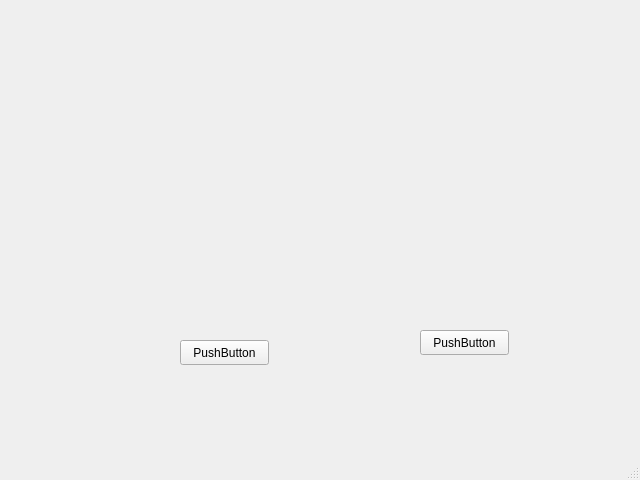
First picture: the form in src/resources/ui_mainwindow.ui, repository dongzeyuan/mvc_pyqt, before the edit.
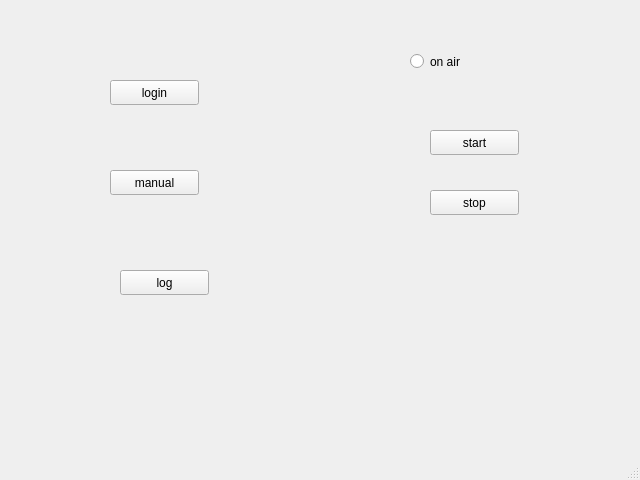
Second picture: the form after the edit.

```diff
--- a/src/resources/ui_mainwindow.ui
+++ b/src/resources/ui_mainwindow.ui
@@ -17,27 +17,79 @@
    <widget class="QPushButton" name="pushButton">
     <property name="geometry">
      <rect>
-      <x>180</x>
-      <y>340</y>
+      <x>110</x>
+      <y>80</y>
       <width>89</width>
       <height>25</height>
      </rect>
     </property>
     <property name="text">
-     <string>PushButton</string>
+     <string>login</string>
     </property>
    </widget>
    <widget class="QPushButton" name="pushButton_2">
     <property name="geometry">
      <rect>
-      <x>420</x>
-      <y>330</y>
+      <x>110</x>
+      <y>170</y>
       <width>89</width>
       <height>25</height>
      </rect>
     </property>
     <property name="text">
-     <string>PushButton</string>
+     <string>manual</string>
+    </property>
+   </widget>
+   <widget class="QPushButton" name="pushButton_start">
+    <property name="geometry">
+     <rect>
+      <x>430</x>
+      <y>130</y>
+      <width>89</width>
+      <height>25</height>
+     </rect>
+    </property>
+    <property name="text">
+     <string>start</string>
+    </property>
+   </widget>
+   <widget class="QPushButton" name="pushButton_stop">
+    <property name="geometry">
+     <rect>
+      <x>430</x>
+      <y>190</y>
+      <width>89</width>
+      <height>25</height>
+     </rect>
+    </property>
+    <property name="text">
+     <string>stop</string>
+    </property>
+   </widget>
+   <widget class="QRadioButton" name="radioButton_onair">
+    <property name="geometry">
+     <rect>
+      <x>410</x>
+      <y>50</y>
+      <width>112</width>
+      <height>23</height>
+     </rect>
+    </property>
+    <property name="text">
+     <string>on air</string>
+    </property>
+   </widget>
+   <widget class="QPushButton" name="pushButton_log">
+    <property name="geometry">
+     <rect>
+      <x>120</x>
+      <y>270</y>
+      <width>89</width>
+      <height>25</height>
+     </rect>
+    </property>
+    <property name="text">
+     <string>log</string>
     </property>
    </widget>
   </widget>
```
Left out of the diff: 115 changed lines with no effect on the pictures.
